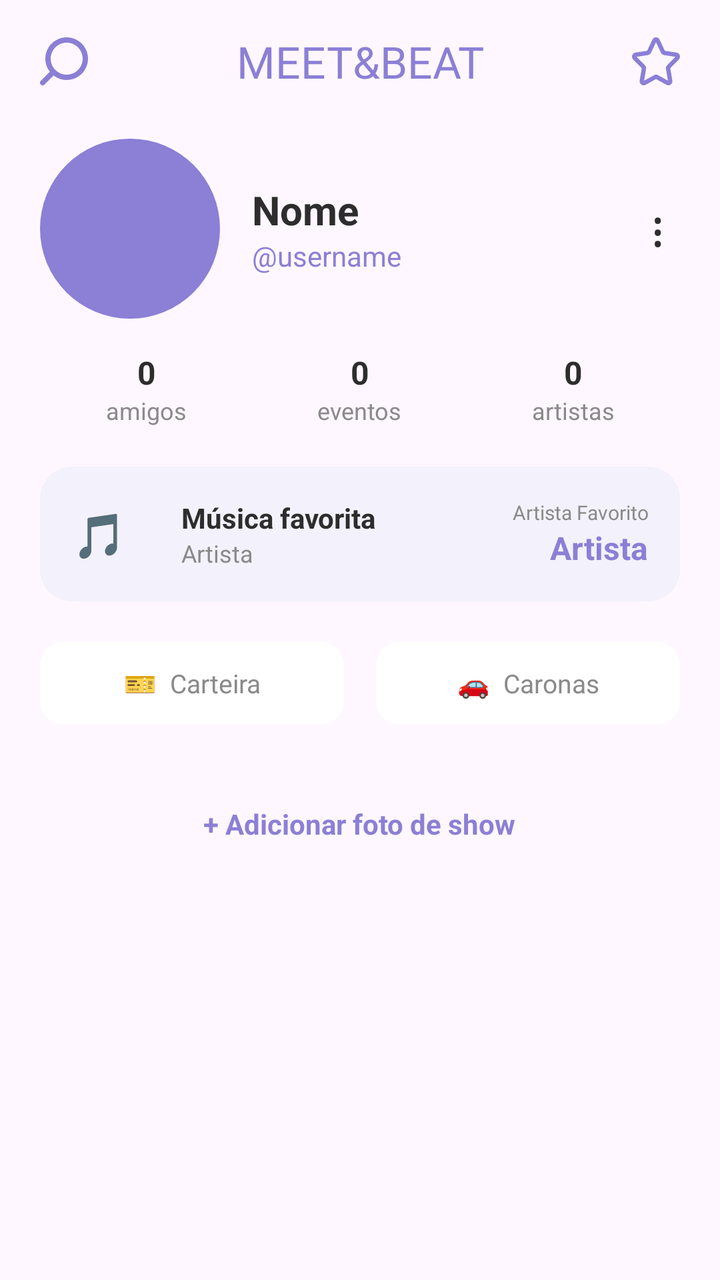
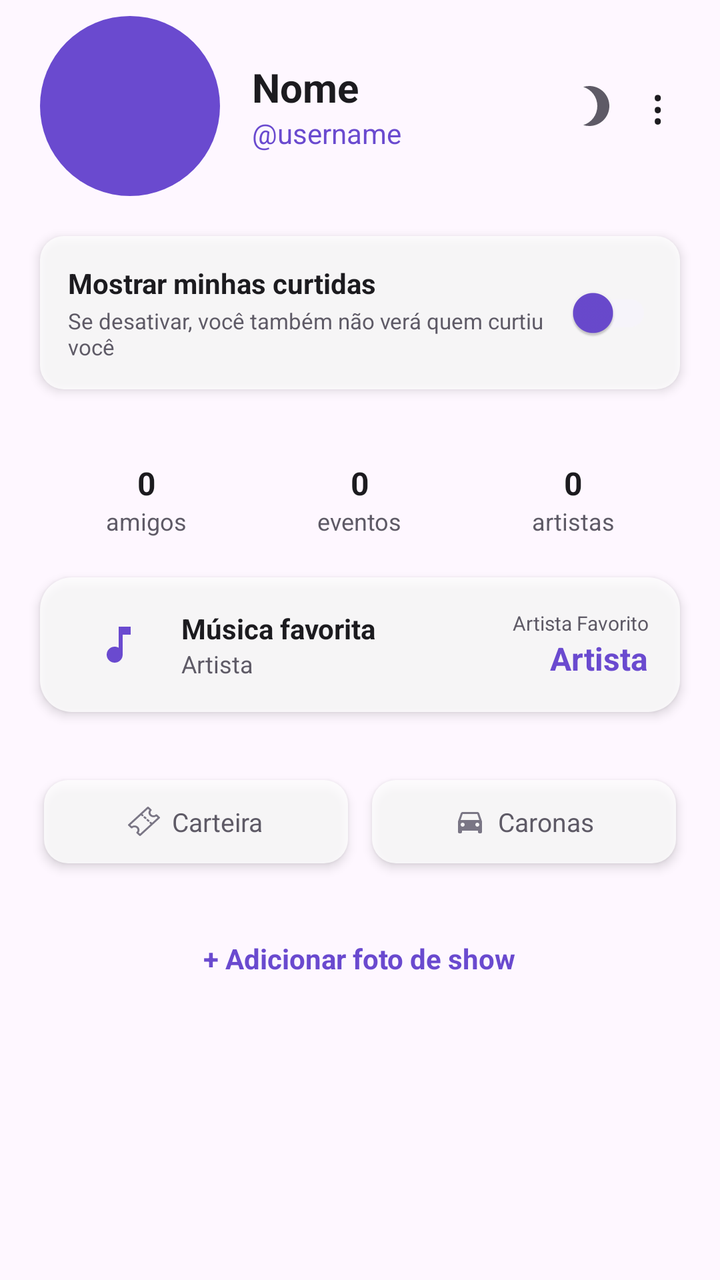

Compare the two renders of this Android layout. The source of the first and the diff that turns it into the second are given below.
<!-- AndroidManifest.xml: application theme Theme.MeetBeat -->
<!-- res/layout/fragment_profile.xml -->
<?xml version="1.0" encoding="utf-8"?>

<androidx.core.widget.NestedScrollView xmlns:android="http://schemas.android.com/apk/res/android"
    android:layout_width="match_parent"
    android:layout_height="match_parent">

    <LinearLayout
        android:layout_width="match_parent"
        android:layout_height="wrap_content"
        android:orientation="vertical">

        <include layout="@layout/app_header" />

        
        <LinearLayout
            android:layout_width="match_parent"
            android:layout_height="wrap_content"
            android:orientation="horizontal"
            android:paddingHorizontal="20dp"
            android:paddingTop="8dp"
            android:gravity="center_vertical">

            <ImageView
                android:id="@+id/imagePerfilFoto"
                android:layout_width="90dp"
                android:layout_height="90dp"
                android:scaleType="centerCrop"
                android:background="@drawable/bg_avatar_circle" />

            <LinearLayout
                android:layout_width="0dp"
                android:layout_height="wrap_content"
                android:layout_weight="1"
                android:layout_marginStart="16dp"
                android:orientation="vertical">

                <TextView
                    android:id="@+id/textPerfilNome"
                    android:layout_width="wrap_content"
                    android:layout_height="wrap_content"
                    android:text="Nome"
                    android:textColor="@color/text_dark"
                    android:textSize="20sp"
                    android:textStyle="bold" />

                <TextView
                    android:id="@+id/textPerfilUsername"
                    android:layout_width="wrap_content"
                    android:layout_height="wrap_content"
                    android:text="@username"
                    android:textColor="@color/purple_primary"
                    android:textSize="14sp" />

            </LinearLayout>

            <TextView
                android:id="@+id/btnMenuPerfil"
                android:layout_width="wrap_content"
                android:layout_height="wrap_content"
                android:text="⋮"
                android:textSize="24sp"
                android:textColor="@color/text_dark"
                android:padding="8dp"
                android:clickable="true"
                android:focusable="true" />

        </LinearLayout>

        
        <LinearLayout
            android:layout_width="match_parent"
            android:layout_height="wrap_content"
            android:orientation="horizontal"
            android:paddingHorizontal="20dp"
            android:paddingTop="16dp"
            android:weightSum="3">

            <LinearLayout
                android:layout_width="0dp"
                android:layout_height="wrap_content"
                android:layout_weight="1"
                android:orientation="vertical"
                android:gravity="center">

                <TextView
                    android:layout_width="wrap_content"
                    android:layout_height="wrap_content"
                    android:text="0"
                    android:textColor="@color/text_dark"
                    android:textSize="16sp"
                    android:textStyle="bold" />

                <TextView
                    android:layout_width="wrap_content"
                    android:layout_height="wrap_content"
                    android:text="amigos"
                    android:textColor="@color/text_gray"
                    android:textSize="12sp" />

            </LinearLayout>

            <LinearLayout
                android:layout_width="0dp"
                android:layout_height="wrap_content"
                android:layout_weight="1"
                android:orientation="vertical"
                android:gravity="center">

                <TextView
                    android:layout_width="wrap_content"
                    android:layout_height="wrap_content"
                    android:text="0"
                    android:textColor="@color/text_dark"
                    android:textSize="16sp"
                    android:textStyle="bold" />

                <TextView
                    android:layout_width="wrap_content"
                    android:layout_height="wrap_content"
                    android:text="eventos"
                    android:textColor="@color/text_gray"
                    android:textSize="12sp" />

            </LinearLayout>

            <LinearLayout
                android:layout_width="0dp"
                android:layout_height="wrap_content"
                android:layout_weight="1"
                android:orientation="vertical"
                android:gravity="center">

                <TextView
                    android:layout_width="wrap_content"
                    android:layout_height="wrap_content"
                    android:text="0"
                    android:textColor="@color/text_dark"
                    android:textSize="16sp"
                    android:textStyle="bold" />

                <TextView
                    android:layout_width="wrap_content"
                    android:layout_height="wrap_content"
                    android:text="artistas"
                    android:textColor="@color/text_gray"
                    android:textSize="12sp" />

            </LinearLayout>

        </LinearLayout>

        
        <LinearLayout
            android:id="@+id/cardMusicaFavorita"
            android:layout_width="match_parent"
            android:layout_height="wrap_content"
            android:orientation="horizontal"
            android:background="@drawable/bg_music_card"
            android:layout_margin="20dp"
            android:padding="16dp"
            android:gravity="center_vertical">

            <TextView
                android:layout_width="0dp"
                android:layout_height="wrap_content"
                android:layout_weight="1"
                android:orientation="vertical"
                android:text="🎵"
                android:textSize="22sp" />

            <LinearLayout
                android:layout_width="0dp"
                android:layout_height="wrap_content"
                android:layout_weight="3"
                android:orientation="vertical"
                android:layout_marginStart="8dp">

                <TextView
                    android:id="@+id/textMusicaFavorita"
                    android:layout_width="wrap_content"
                    android:layout_height="wrap_content"
                    android:text="Música favorita"
                    android:textColor="@color/text_dark"
                    android:textSize="14sp"
                    android:textStyle="bold" />

                <TextView
                    android:id="@+id/textArtistaFavoritoSub"
                    android:layout_width="wrap_content"
                    android:layout_height="wrap_content"
                    android:text="Artista"
                    android:textColor="@color/text_gray"
                    android:textSize="12sp" />

            </LinearLayout>

            <LinearLayout
                android:layout_width="0dp"
                android:layout_height="wrap_content"
                android:layout_weight="2"
                android:orientation="vertical"
                android:gravity="end">

                <TextView
                    android:layout_width="match_parent"
                    android:layout_height="wrap_content"
                    android:text="Artista Favorito"
                    android:textColor="@color/text_gray"
                    android:textSize="10sp"
                    android:textAlignment="viewEnd" />

                <TextView
                    android:id="@+id/textArtistaFavorito"
                    android:layout_width="match_parent"
                    android:layout_height="wrap_content"
                    android:text="Artista"
                    android:textColor="@color/purple_primary"
                    android:textSize="16sp"
                    android:textStyle="bold"
                    android:textAlignment="viewEnd" />

            </LinearLayout>

        </LinearLayout>

        
        <LinearLayout
            android:layout_width="match_parent"
            android:layout_height="wrap_content"
            android:orientation="horizontal"
            android:paddingHorizontal="20dp"
            android:paddingBottom="16dp"
            android:weightSum="2">

            <TextView
                android:layout_width="0dp"
                android:layout_height="wrap_content"
                android:layout_weight="1"
                android:layout_marginEnd="8dp"
                android:background="@drawable/bg_stat_placeholder"
                android:padding="12dp"
                android:text="🎫  Carteira"
                android:textColor="@color/text_gray"
                android:gravity="center"
                android:textSize="13sp" />

            <TextView
                android:layout_width="0dp"
                android:layout_height="wrap_content"
                android:layout_weight="1"
                android:layout_marginStart="8dp"
                android:background="@drawable/bg_stat_placeholder"
                android:padding="12dp"
                android:text="🚗  Caronas"
                android:textColor="@color/text_gray"
                android:gravity="center"
                android:textSize="13sp" />

        </LinearLayout>

        
        <androidx.recyclerview.widget.RecyclerView
            android:id="@+id/recyclerPosts"
            android:layout_width="match_parent"
            android:layout_height="wrap_content"
            android:paddingHorizontal="18dp"
            android:nestedScrollingEnabled="false" />

        <TextView
            android:id="@+id/btnAdicionarPost"
            android:layout_width="wrap_content"
            android:layout_height="wrap_content"
            android:layout_gravity="center"
            android:layout_margin="16dp"
            android:text="+ Adicionar foto de show"
            android:textColor="@color/purple_primary"
            android:textStyle="bold"
            android:padding="8dp"
            android:clickable="true"
            android:focusable="true" />

        <View
            android:layout_width="match_parent"
            android:layout_height="100dp" />

    </LinearLayout>

</androidx.core.widget.NestedScrollView>
<!-- res/layout/app_header.xml (included above) -->
<?xml version="1.0" encoding="utf-8"?>

<LinearLayout xmlns:android="http://schemas.android.com/apk/res/android"
    xmlns:app="http://schemas.android.com/apk/res-auto"
    android:layout_width="match_parent"
    android:layout_height="wrap_content"
    android:orientation="horizontal"
    android:gravity="center_vertical"
    android:paddingHorizontal="20dp"
    android:paddingVertical="16dp">

    <ImageView
        android:id="@+id/iconSearch"
        android:layout_width="24dp"
        android:layout_height="24dp"
        android:src="@drawable/ic_search"
        app:tint="@color/purple_primary" />

    <TextView
        android:layout_width="0dp"
        android:layout_height="wrap_content"
        android:layout_weight="1"
        android:text="MEET&amp;BEAT"
        android:textColor="@color/purple_primary"
        android:textSize="22sp"
        android:fontFamily="@font/antonio_bold"
        android:gravity="center" />

    <ImageView
        android:id="@+id/iconNotifications"
        android:layout_width="24dp"
        android:layout_height="24dp"
        android:src="@drawable/ic_notifications"
        app:tint="@color/purple_primary" />

</LinearLayout>
<!-- resources referenced by this layout -->
<resources>
  <color name="purple_primary">#8B7FD6</color>
  <color name="text_dark">#2D2D2D</color>
  <color name="text_gray">#8A8A8A</color>
  <!-- drawable bg_avatar_circle (drawable) -->
  <?xml version="1.0" encoding="utf-8"?>
  <shape xmlns:android="http://schemas.android.com/apk/res/android"
      android:shape="oval">
      <solid android:color="@color/purple_primary" />
  </shape>
  <!-- drawable bg_music_card (drawable) -->
  <?xml version="1.0" encoding="utf-8"?>
  
  <shape xmlns:android="http://schemas.android.com/apk/res/android"
      android:shape="rectangle">
      <solid android:color="@color/purple_light" />
      <corners android:radius="16dp" />
  </shape>
  <!-- drawable bg_stat_placeholder (drawable) -->
  <?xml version="1.0" encoding="utf-8"?>
  
  <shape xmlns:android="http://schemas.android.com/apk/res/android"
      android:shape="rectangle">
      <solid android:color="@color/card_background" />
      <corners android:radius="12dp" />
  </shape>
  <!-- drawable ic_notifications (drawable) -->
  <vector xmlns:android="http://schemas.android.com/apk/res/android"
      android:width="33dp"
      android:height="33dp"
      android:viewportWidth="33"
      android:viewportHeight="33">
    <path
        android:pathData="M17.627,2.236L21.285,9.994C21.464,10.384 21.817,10.657 22.228,10.723L30.415,11.971C30.747,12.019 31.047,12.203 31.249,12.482C31.45,12.761 31.535,13.113 31.487,13.458C31.445,13.741 31.315,14.003 31.115,14.201L25.185,20.265C24.886,20.564 24.751,21 24.828,21.425L26.257,29.972C26.36,30.676 25.903,31.337 25.228,31.458C24.95,31.503 24.665,31.456 24.414,31.324L17.112,27.296C16.747,27.087 16.305,27.087 15.941,27.296L8.596,31.354C7.98,31.683 7.224,31.438 6.896,30.804C6.768,30.548 6.723,30.256 6.767,29.972L8.196,21.425C8.265,21.001 8.132,20.569 7.839,20.265L1.866,14.201C1.378,13.686 1.378,12.858 1.866,12.343C2.066,12.151 2.313,12.022 2.581,11.971L10.768,10.723C11.177,10.652 11.528,10.381 11.711,9.994L15.369,2.236C15.514,1.921 15.774,1.68 16.092,1.568C16.409,1.457 16.756,1.483 17.055,1.641C17.302,1.771 17.502,1.979 17.627,2.236Z"
        android:strokeLineJoin="round"
        android:strokeWidth="3"
        android:fillColor="#00000000"
        android:fillType="evenOdd"
        android:strokeColor="#7A7685"
        android:strokeLineCap="round"/>
  </vector>
  <!-- drawable ic_search (drawable) -->
  <vector xmlns:android="http://schemas.android.com/apk/res/android"
      android:width="30dp"
      android:height="30dp"
      android:viewportWidth="30"
      android:viewportHeight="30">
    <path
        android:pathData="M0.493,27.141L6.158,21.493C4.33,19.165 3.338,16.289 3.342,13.329C3.342,10.693 4.124,8.116 5.588,5.924C7.053,3.732 9.135,2.023 11.57,1.015C14.006,0.006 16.686,-0.258 19.271,0.256C21.857,0.77 24.232,2.04 26.096,3.904C27.96,5.768 29.23,8.143 29.744,10.729C30.258,13.314 29.994,15.994 28.985,18.43C27.976,20.865 26.268,22.947 24.076,24.412C21.884,25.876 19.307,26.658 16.671,26.658C13.711,26.662 10.835,25.67 8.507,23.842L2.859,29.507C2.704,29.663 2.52,29.787 2.317,29.872C2.114,29.956 1.896,30 1.676,30C1.456,30 1.238,29.956 1.035,29.872C0.832,29.787 0.648,29.663 0.493,29.507C0.337,29.352 0.213,29.168 0.128,28.965C0.044,28.762 0,28.544 0,28.324C0,28.104 0.044,27.886 0.128,27.684C0.213,27.48 0.337,27.296 0.493,27.141ZM26.668,13.329C26.668,11.352 26.081,9.419 24.983,7.775C23.885,6.131 22.323,4.85 20.497,4.093C18.67,3.337 16.66,3.139 14.721,3.524C12.781,3.91 11,4.862 9.602,6.26C8.204,7.658 7.252,9.44 6.866,11.379C6.481,13.318 6.679,15.328 7.435,17.155C8.192,18.981 9.473,20.543 11.117,21.641C12.761,22.74 14.694,23.326 16.671,23.326C19.322,23.326 21.865,22.273 23.74,20.398C25.615,18.523 26.668,15.98 26.668,13.329Z"
        android:fillColor="#7A7685"/>
  </vector>
  <style name="Theme.MeetBeat" parent="Base.Theme.MeetBeat" />
  <color name="purple_light">#F3F1FB</color>
  <color name="card_background">#FFFFFF</color>
  <style name="Base.Theme.MeetBeat" parent="Theme.Material3.DayNight.NoActionBar">
          
          
      </style>
</resources>

<!-- the commit's change to res/layout/fragment_profile.xml (unified diff, before → after) -->
@@ -1,6 +1,6 @@
 <?xml version="1.0" encoding="utf-8"?>
-
 <androidx.core.widget.NestedScrollView xmlns:android="http://schemas.android.com/apk/res/android"
+    xmlns:app="http://schemas.android.com/apk/res-auto"
     android:layout_width="match_parent"
     android:layout_height="match_parent">
 
@@ -8,8 +8,6 @@
         android:layout_width="match_parent"
         android:layout_height="wrap_content"
         android:orientation="vertical">
-
-        <include layout="@layout/app_header" />
 
         
         <LinearLayout
@@ -53,6 +51,15 @@
 
             </LinearLayout>
 
+            <ImageView
+                android:id="@+id/btnAlternarTema"
+                android:layout_width="40dp"
+                android:layout_height="40dp"
+                android:padding="8dp"
+                android:src="@drawable/ic_moon"
+                android:clickable="true"
+                android:focusable="true" />
+
             <TextView
                 android:id="@+id/btnMenuPerfil"
                 android:layout_width="wrap_content"
@@ -71,6 +78,50 @@
             android:layout_width="match_parent"
             android:layout_height="wrap_content"
             android:orientation="horizontal"
+            android:background="@drawable/bg_stat_placeholder"
+            android:elevation="3dp"
+            android:layout_margin="20dp"
+            android:padding="14dp"
+            android:gravity="center_vertical">
+
+            <LinearLayout
+                android:layout_width="0dp"
+                android:layout_height="wrap_content"
+                android:layout_weight="1"
+                android:orientation="vertical">
+
+                <TextView
+                    android:layout_width="wrap_content"
+                    android:layout_height="wrap_content"
+                    android:text="Mostrar minhas curtidas"
+                    android:textColor="@color/text_dark"
+                    android:textSize="14sp"
+                    android:textStyle="bold" />
+
+                <TextView
+                    android:layout_width="wrap_content"
+                    android:layout_height="wrap_content"
+                    android:layout_marginTop="2dp"
+                    android:text="Se desativar, você também não verá quem curtiu você"
+                    android:textColor="@color/text_gray"
+                    android:textSize="11sp" />
+
+            </LinearLayout>
+
+            <androidx.appcompat.widget.SwitchCompat
+                android:id="@+id/switchMostrarCurtidas"
+                android:layout_width="wrap_content"
+                android:layout_height="wrap_content"
+                app:thumbTint="@color/purple_primary"
+                app:trackTint="@color/purple_light" />
+
+        </LinearLayout>
+
+        
+        <LinearLayout
+            android:layout_width="match_parent"
+            android:layout_height="wrap_content"
+            android:orientation="horizontal"
             android:paddingHorizontal="20dp"
             android:paddingTop="16dp"
             android:weightSum="3">
@@ -156,17 +207,16 @@
             android:layout_height="wrap_content"
             android:orientation="horizontal"
             android:background="@drawable/bg_music_card"
+            android:elevation="3dp"
             android:layout_margin="20dp"
             android:padding="16dp"
             android:gravity="center_vertical">
 
-            <TextView
-                android:layout_width="0dp"
-                android:layout_height="wrap_content"
-                android:layout_weight="1"
-                android:orientation="vertical"
-                android:text="🎵"
-                android:textSize="22sp" />
+            <ImageView
+                android:layout_width="0dp"
+                android:layout_height="24dp"
+                android:layout_weight="1"
+                android:src="@drawable/ic_music_note" />
 
             <LinearLayout
                 android:layout_width="0dp"
@@ -228,33 +278,65 @@
             android:layout_width="match_parent"
             android:layout_height="wrap_content"
             android:orientation="horizontal"
-            android:paddingHorizontal="20dp"
-            android:paddingBottom="16dp"
+            android:clipChildren="false"
+            android:clipToPadding="false"
+            android:paddingHorizontal="16dp"
+            android:paddingVertical="8dp"
             android:weightSum="2">
 
-            <TextView
-                android:layout_width="0dp"
-                android:layout_height="wrap_content"
-                android:layout_weight="1"
-                android:layout_marginEnd="8dp"
+            <LinearLayout
+                android:layout_width="0dp"
+                android:layout_height="wrap_content"
+                android:layout_weight="1"
+                android:layout_margin="6dp"
+                android:layout_marginEnd="10dp"
                 android:background="@drawable/bg_stat_placeholder"
+                android:elevation="3dp"
                 android:padding="12dp"
-                android:text="🎫  Carteira"
-                android:textColor="@color/text_gray"
-                android:gravity="center"
-                android:textSize="13sp" />
-
-            <TextView
-                android:layout_width="0dp"
-                android:layout_height="wrap_content"
-                android:layout_weight="1"
-                android:layout_marginStart="8dp"
+                android:orientation="horizontal"
+                android:gravity="center">
+
+                <ImageView
+                    android:layout_width="16dp"
+                    android:layout_height="16dp"
+                    android:src="@drawable/ic_ticket" />
+
+                <TextView
+                    android:layout_width="wrap_content"
+                    android:layout_height="wrap_content"
+                    android:layout_marginStart="6dp"
+                    android:text="Carteira"
+                    android:textColor="@color/text_gray"
+                    android:textSize="13sp" />
+
+            </LinearLayout>
+
+            <LinearLayout
+                android:layout_width="0dp"
+                android:layout_height="wrap_content"
+                android:layout_weight="1"
+                android:layout_margin="6dp"
+                android:layout_marginStart="10dp"
                 android:background="@drawable/bg_stat_placeholder"
+                android:elevation="3dp"
                 android:padding="12dp"
-                android:text="🚗  Caronas"
-                android:textColor="@color/text_gray"
-                android:gravity="center"
-                android:textSize="13sp" />
+                android:orientation="horizontal"
+                android:gravity="center">
+
+                <ImageView
+                    android:layout_width="16dp"
+                    android:layout_height="16dp"
+                    android:src="@drawable/ic_car" />
+
+                <TextView
+                    android:layout_width="wrap_content"
+                    android:layout_height="wrap_content"
+                    android:layout_marginStart="6dp"
+                    android:text="Caronas"
+                    android:textColor="@color/text_gray"
+                    android:textSize="13sp" />
+
+            </LinearLayout>
 
         </LinearLayout>
 
@@ -286,40 +368,3 @@
     </LinearLayout>
 
 </androidx.core.widget.NestedScrollView>
-<!-- res/layout/app_header.xml (included above) -->
-<?xml version="1.0" encoding="utf-8"?>
-
-<LinearLayout xmlns:android="http://schemas.android.com/apk/res/android"
-    xmlns:app="http://schemas.android.com/apk/res-auto"
-    android:layout_width="match_parent"
-    android:layout_height="wrap_content"
-    android:orientation="horizontal"
-    android:gravity="center_vertical"
-    android:paddingHorizontal="20dp"
-    android:paddingVertical="16dp">
-
-    <ImageView
-        android:id="@+id/iconSearch"
-        android:layout_width="24dp"
-        android:layout_height="24dp"
-        android:src="@drawable/ic_search"
-        app:tint="@color/purple_primary" />
-
-    <TextView
-        android:layout_width="0dp"
-        android:layout_height="wrap_content"
-        android:layout_weight="1"
-        android:text="MEET&amp;BEAT"
-        android:textColor="@color/purple_primary"
-        android:textSize="22sp"
-        android:fontFamily="@font/antonio_bold"
-        android:gravity="center" />
-
-    <ImageView
-        android:id="@+id/iconNotifications"
-        android:layout_width="24dp"
-        android:layout_height="24dp"
-        android:src="@drawable/ic_notifications"
-        app:tint="@color/purple_primary" />
-
-</LinearLayout>
<!-- resource entries referenced after the edit -->
@@ -1,8 +1,8 @@
 <!-- resources referenced by this layout -->
 <resources>
-  <color name="purple_primary">#8B7FD6</color>
-  <color name="text_dark">#2D2D2D</color>
-  <color name="text_gray">#8A8A8A</color>
+  <color name="purple_primary">#6A4ACF</color>
+  <color name="text_dark">#1C1B1F</color>
+  <color name="text_gray">#5E5A66</color>
   <!-- drawable bg_avatar_circle (drawable) -->
   <?xml version="1.0" encoding="utf-8"?>
   <shape xmlns:android="http://schemas.android.com/apk/res/android"
@@ -14,7 +14,7 @@
   
   <shape xmlns:android="http://schemas.android.com/apk/res/android"
       android:shape="rectangle">
-      <solid android:color="@color/purple_light" />
+      <solid android:color="@color/vidro_fundo" />
       <corners android:radius="16dp" />
   </shape>
   <!-- drawable bg_stat_placeholder (drawable) -->
@@ -22,37 +22,44 @@
   
   <shape xmlns:android="http://schemas.android.com/apk/res/android"
       android:shape="rectangle">
-      <solid android:color="@color/card_background" />
+      <solid android:color="@color/vidro_fundo" />
       <corners android:radius="12dp" />
   </shape>
-  <!-- drawable ic_notifications (drawable) -->
+  <!-- drawable ic_car (drawable) -->
   <vector xmlns:android="http://schemas.android.com/apk/res/android"
-      android:width="33dp"
-      android:height="33dp"
-      android:viewportWidth="33"
-      android:viewportHeight="33">
+      android:width="24dp"
+      android:height="24dp"
+      android:viewportWidth="24"
+      android:viewportHeight="24">
     <path
-        android:pathData="M17.627,2.236L21.285,9.994C21.464,10.384 21.817,10.657 22.228,10.723L30.415,11.971C30.747,12.019 31.047,12.203 31.249,12.482C31.45,12.761 31.535,13.113 31.487,13.458C31.445,13.741 31.315,14.003 31.115,14.201L25.185,20.265C24.886,20.564 24.751,21 24.828,21.425L26.257,29.972C26.36,30.676 25.903,31.337 25.228,31.458C24.95,31.503 24.665,31.456 24.414,31.324L17.112,27.296C16.747,27.087 16.305,27.087 15.941,27.296L8.596,31.354C7.98,31.683 7.224,31.438 6.896,30.804C6.768,30.548 6.723,30.256 6.767,29.972L8.196,21.425C8.265,21.001 8.132,20.569 7.839,20.265L1.866,14.201C1.378,13.686 1.378,12.858 1.866,12.343C2.066,12.151 2.313,12.022 2.581,11.971L10.768,10.723C11.177,10.652 11.528,10.381 11.711,9.994L15.369,2.236C15.514,1.921 15.774,1.68 16.092,1.568C16.409,1.457 16.756,1.483 17.055,1.641C17.302,1.771 17.502,1.979 17.627,2.236Z"
-        android:strokeLineJoin="round"
-        android:strokeWidth="3"
-        android:fillColor="#00000000"
-        android:fillType="evenOdd"
-        android:strokeColor="#7A7685"
-        android:strokeLineCap="round"/>
+        android:fillColor="@color/icone_inativo"
+        android:pathData="M18.92,6.01C18.72,5.42 18.16,5 17.5,5h-11c-0.66,0 -1.21,0.42 -1.42,1.01L3,12v8c0,0.55 0.45,1 1,1h1c0.55,0 1,-0.45 1,-1v-1h12v1c0,0.55 0.45,1 1,1h1c0.55,0 1,-0.45 1,-1v-8L18.92,6.01zM6.5,16C5.67,16 5,15.33 5,14.5S5.67,13 6.5,13 8,13.67 8,14.5 7.33,16 6.5,16zM17.5,16c-0.83,0 -1.5,-0.67 -1.5,-1.5s0.67,-1.5 1.5,-1.5 1.5,0.67 1.5,1.5 -0.67,1.5 -1.5,1.5zM5,11l1.5,-4.5h11L19,11H5z"/>
   </vector>
-  <!-- drawable ic_search (drawable) -->
+  <!-- drawable ic_moon (drawable) -->
   <vector xmlns:android="http://schemas.android.com/apk/res/android"
-      android:width="30dp"
-      android:height="30dp"
-      android:viewportWidth="30"
-      android:viewportHeight="30">
+      android:width="24dp"
+      android:height="24dp"
+      android:viewportWidth="24"
+      android:viewportHeight="24">
     <path
-        android:pathData="M0.493,27.141L6.158,21.493C4.33,19.165 3.338,16.289 3.342,13.329C3.342,10.693 4.124,8.116 5.588,5.924C7.053,3.732 9.135,2.023 11.57,1.015C14.006,0.006 16.686,-0.258 19.271,0.256C21.857,0.77 24.232,2.04 26.096,3.904C27.96,5.768 29.23,8.143 29.744,10.729C30.258,13.314 29.994,15.994 28.985,18.43C27.976,20.865 26.268,22.947 24.076,24.412C21.884,25.876 19.307,26.658 16.671,26.658C13.711,26.662 10.835,25.67 8.507,23.842L2.859,29.507C2.704,29.663 2.52,29.787 2.317,29.872C2.114,29.956 1.896,30 1.676,30C1.456,30 1.238,29.956 1.035,29.872C0.832,29.787 0.648,29.663 0.493,29.507C0.337,29.352 0.213,29.168 0.128,28.965C0.044,28.762 0,28.544 0,28.324C0,28.104 0.044,27.886 0.128,27.684C0.213,27.48 0.337,27.296 0.493,27.141ZM26.668,13.329C26.668,11.352 26.081,9.419 24.983,7.775C23.885,6.131 22.323,4.85 20.497,4.093C18.67,3.337 16.66,3.139 14.721,3.524C12.781,3.91 11,4.862 9.602,6.26C8.204,7.658 7.252,9.44 6.866,11.379C6.481,13.318 6.679,15.328 7.435,17.155C8.192,18.981 9.473,20.543 11.117,21.641C12.761,22.74 14.694,23.326 16.671,23.326C19.322,23.326 21.865,22.273 23.74,20.398C25.615,18.523 26.668,15.98 26.668,13.329Z"
-        android:fillColor="#7A7685"/>
+        android:fillColor="@color/text_gray"
+        android:pathData="M9,2c-1.05,0 -2.05,0.16 -3,0.46 4.06,1.27 7,5.06 7,9.54 0,4.48 -2.94,8.27 -7,9.54 0.95,0.3 1.95,0.46 3,0.46 5.52,0 10,-4.48 10,-10S14.52,2 9,2z"/>
   </vector>
+  <!-- drawable ic_music_note (drawable) -->
+  <vector xmlns:android="http://schemas.android.com/apk/res/android"
+      android:width="24dp"
+      android:height="24dp"
+      android:viewportWidth="24"
+      android:viewportHeight="24">
+    <path
+        android:fillColor="@color/purple_primary"
+        android:pathData="M12,3v10.55c-0.59,-0.34 -1.27,-0.55 -2,-0.55 -2.21,0 -4,1.79 -4,4s1.79,4 4,4 4,-1.79 4,-4L14,7h4L18,3H12z"/>
+  </vector>
+  <!-- drawable ic_ticket: vector/xml drawable (drawable, 3445 chars, omitted) -->
   <style name="Theme.MeetBeat" parent="Base.Theme.MeetBeat" />
-  <color name="purple_light">#F3F1FB</color>
-  <color name="card_background">#FFFFFF</color>
+  <color name="vidro_fundo">#CCFFFFFF</color>
+  <color name="icone_inativo">#7A7685</color>
+  <color name="purple_light">#F6F4FA</color>
   <style name="Base.Theme.MeetBeat" parent="Theme.Material3.DayNight.NoActionBar">
           
           
